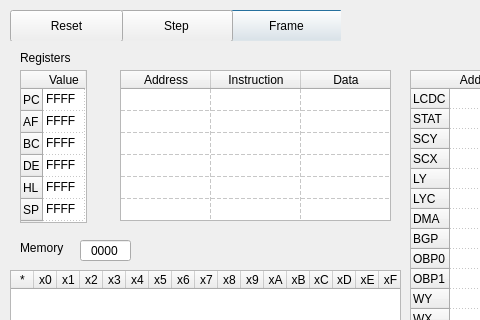
tlepeche/GBmu, file projectSrc/form/dbwindow.ui: the form before one commit; both pictures show x 0 to 480 and y 0 to 320 of the 709 by 460 pixel window.
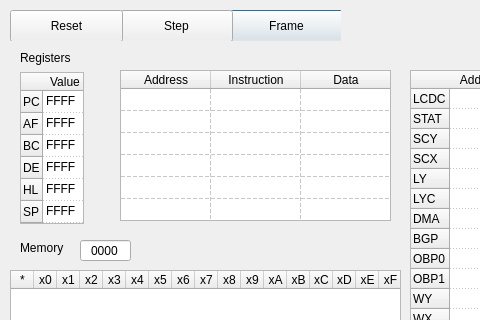
The form after the commit.

Commit message: update register in dbwindow

What changed in the file:
```diff
--- a/projectSrc/form/dbwindow.ui
+++ b/projectSrc/form/dbwindow.ui
@@ -374,9 +374,9 @@
     <property name="geometry">
      <rect>
       <x>10</x>
-      <y>20</y>
-      <width>67</width>
-      <height>153</height>
+      <y>22</y>
+      <width>64</width>
+      <height>152</height>
      </rect>
     </property>
     <property name="verticalScrollBarPolicy">
@@ -407,7 +407,7 @@
      <number>1</number>
     </property>
     <attribute name="horizontalHeaderDefaultSectionSize">
-     <number>42</number>
+     <number>44</number>
     </attribute>
     <attribute name="horizontalHeaderMinimumSectionSize">
      <number>19</number>
```
The commit also changes 5 other files.
